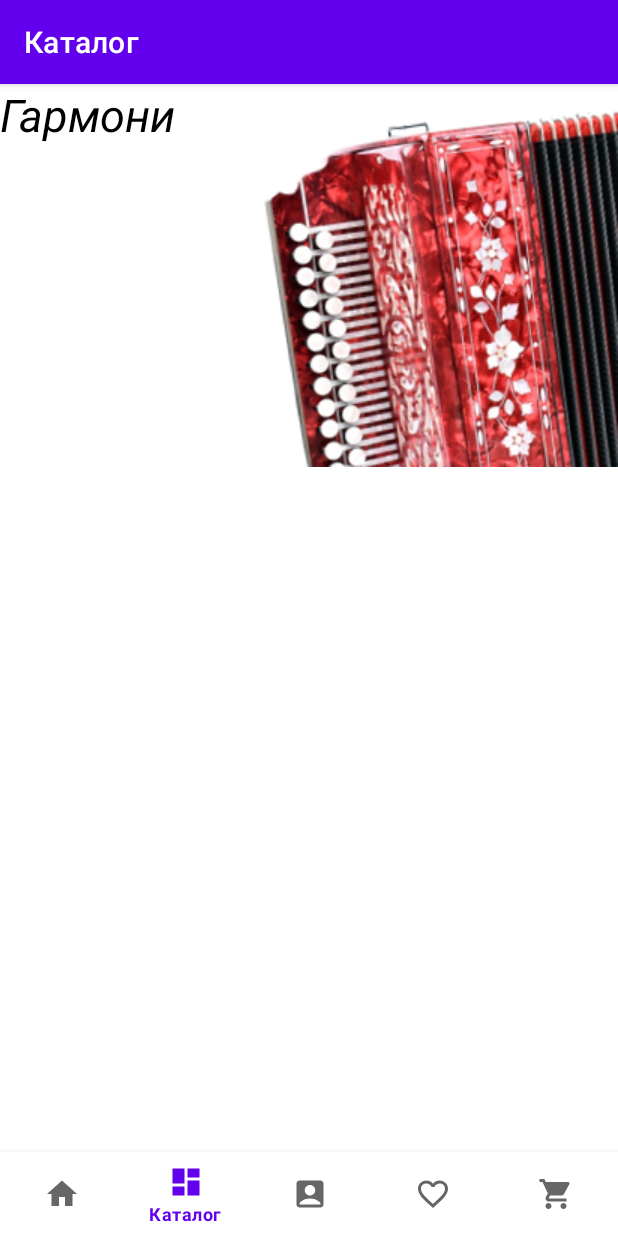
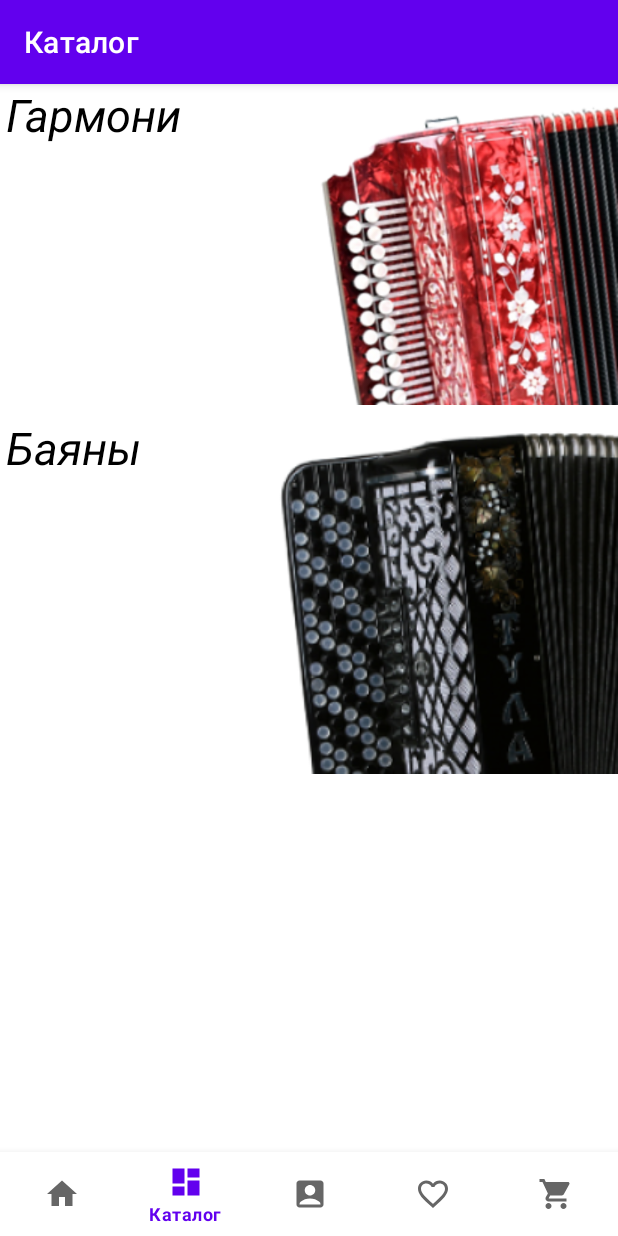
Before and after one commit to MrLacky123/HarmonicaTulaShop, an Android app: the CatalogFragment screen opened through its navigation route, on a phone screen of 412 x 824 dp. Run offline under Robolectric (Android 15) with nearby library versions, the phone set to English and light mode, and no system bars; our stand-ins replace navigation-ui.

Commit message:
catalog categories

```diff
--- a/app/src/main/res/layout/fragment_catalog.xml
+++ b/app/src/main/res/layout/fragment_catalog.xml
@@ -8,7 +8,7 @@
     tools:context=".ui.catalog.CatalogFragment">
 
     <ScrollView
-        android:id="@+id/catatolog_scroll"
+        android:id="@+id/catalog_scroll"
         android:layout_width="match_parent"
         android:layout_height="match_parent"
         app:layout_constraintLeft_toLeftOf="parent"
@@ -22,34 +22,73 @@
             android:orientation="vertical">
 
             <androidx.constraintlayout.widget.ConstraintLayout
-                android:id="@+id/layoutBayan"
+                android:id="@+id/layoutHarmonica"
                 android:layout_width="match_parent"
                 android:layout_height="wrap_content"
                 android:background="?android:attr/selectableItemBackground"
                 android:clickable="true"
                 android:focusable="true"
-                android:orientation="vertical">
+                app:layout_constraintBottom_toBottomOf="parent"
+                app:layout_constraintStart_toStartOf="parent"
+                app:layout_constraintTop_toTopOf="parent"
+                app:layout_constraintEnd_toStartOf="@+id/layoutBayan">
 
                 <ImageView
                     android:id="@+id/imageView"
-                    android:layout_width="wrap_content"
-                    android:layout_height="wrap_content"
+                    android:layout_width="260dp"
+                    android:layout_height="214dp"
                     android:contentDescription="@string/harmonica_catalog"
-                    app:layout_constraintRight_toRightOf="parent"
-                    app:layout_constraintTop_toTopOf="parent"
                     android:src="@drawable/harmonica_catalog"
-                    tools:layout_editor_absoluteX="101dp" />
+                    app:layout_constraintEnd_toEndOf="parent"
+                    app:layout_constraintTop_toTopOf="parent" />
 
                 <TextView
                     android:id="@+id/textView"
                     android:layout_width="wrap_content"
                     android:layout_height="wrap_content"
+                    app:layout_constraintStart_toStartOf="parent"
+                    app:layout_constraintTop_toTopOf="parent"
+                    android:layout_marginStart="4dp"
                     android:text="@string/title_harmonica"
+                    android:textColor="@color/black"
                     android:textSize="30sp"
+                    android:textStyle="italic" />
+
+            </androidx.constraintlayout.widget.ConstraintLayout>
+
+            <androidx.constraintlayout.widget.ConstraintLayout
+                android:id="@+id/layoutBayan"
+                android:layout_width="match_parent"
+                android:layout_height="wrap_content"
+                android:layout_marginTop="8dp"
+                android:background="?android:attr/selectableItemBackground"
+                android:clickable="true"
+                android:focusable="true"
+                app:layout_constraintBottom_toBottomOf="parent"
+                app:layout_constraintEnd_toEndOf="parent"
+                app:layout_constraintStart_toEndOf="@+id/layoutHarmonica"
+                app:layout_constraintTop_toTopOf="parent">
+
+                <ImageView
+                    android:id="@+id/catalogBayan"
+                    android:layout_width="wrap_content"
+                    android:layout_height="wrap_content"
+                    android:contentDescription="@string/bayan_catalog"
+                    android:src="@drawable/bayan_catalog"
+                    app:layout_constraintEnd_toEndOf="parent"
+                    app:layout_constraintTop_toTopOf="parent" />
+
+                <TextView
+                    android:id="@+id/catalogBayanTitle"
+                    android:layout_width="wrap_content"
+                    android:layout_height="wrap_content"
+                    app:layout_constraintStart_toStartOf="parent"
+                    app:layout_constraintTop_toTopOf="parent"
+                    android:layout_marginStart="4dp"
+                    android:text="@string/title_bayan"
                     android:textColor="@color/black"
-                    android:textStyle="italic"
-                    app:layout_constraintStart_toStartOf="parent"
-                    app:layout_constraintTop_toTopOf="parent" />
+                    android:textSize="30sp"
+                    android:textStyle="italic" />
 
             </androidx.constraintlayout.widget.ConstraintLayout>
         </LinearLayout>
--- a/app/src/main/res/values/colors.xml
+++ b/app/src/main/res/values/colors.xml
@@ -7,4 +7,5 @@
     <color name="teal_700">#FF018786</color>
     <color name="black">#FF000000</color>
     <color name="white">#FFFFFFFF</color>
+    <color name="gray">#BDBDBD</color>
 </resources>
--- a/app/src/main/res/values/strings.xml
+++ b/app/src/main/res/values/strings.xml
@@ -8,8 +8,8 @@
     <string name="move_to_cart">В корзину</string>
     <string name="sign_in">Войти</string>
     <string name="sign_up">Зарегистрироваться</string>
-    <string name="bayan_catalog">Bayans</string>
-    <string name="title_bayans">Баяны</string>
     <string name="harmonica_catalog">Каталог гармоней</string>
+    <string name="bayan_catalog">Каталог баянов</string>
     <string name="title_harmonica">Гармони</string>
+    <string name="title_bayan">Баяны</string>
 </resources>
```
Also changed, not shown: app/src/main/res/drawable/background_1.jpg (added), app/src/main/res/drawable/background_2.jpg (added), 2 other files.
